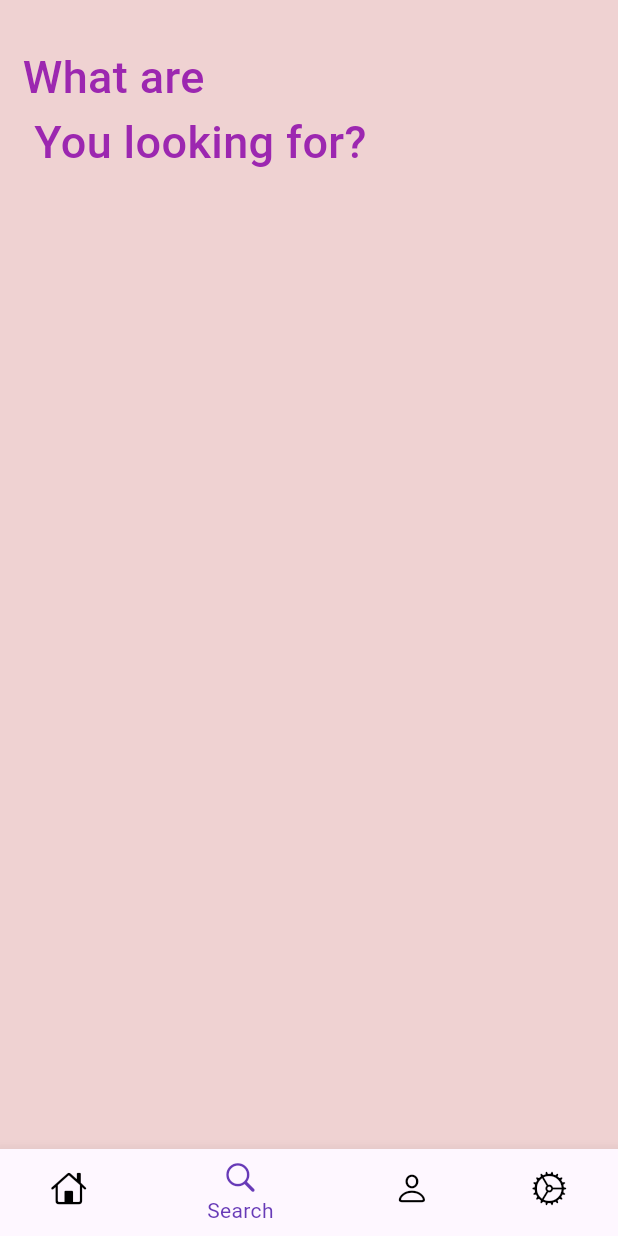
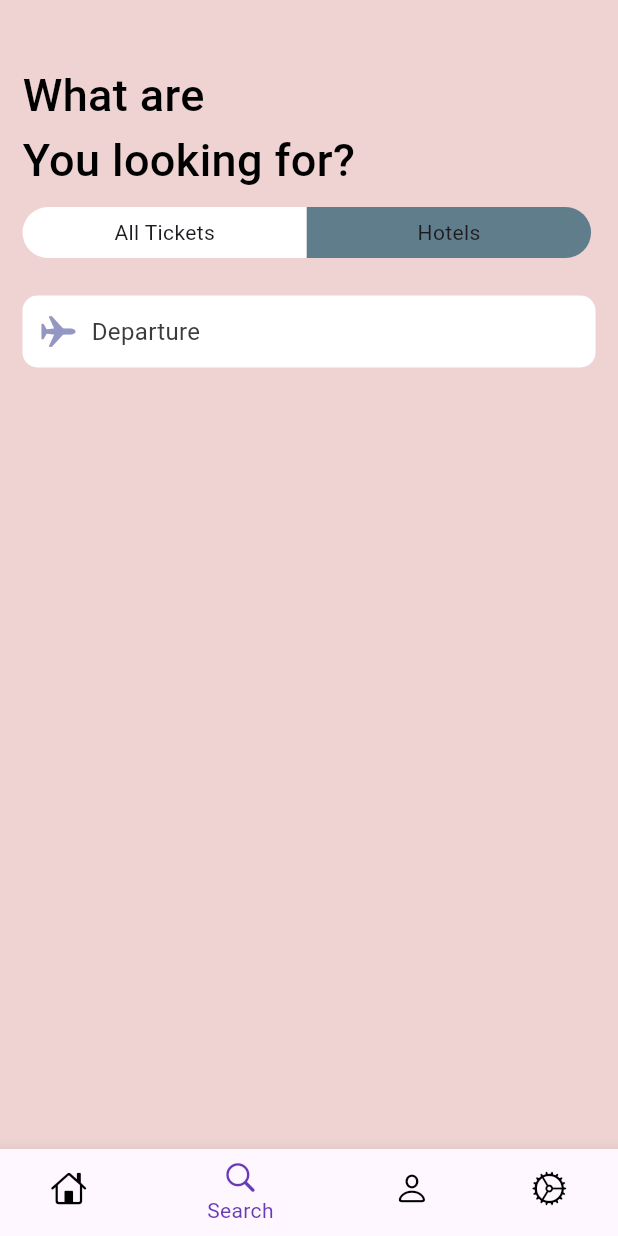
Before and after one commit to tarun1sisodia/Android-Studio-Flutter, a Flutter app: the screen it shows after launch, item 2 of the bottom bar chosen, on a phone screen of 412 x 824 dp. Run offline on Flutter 3.47's test engine with Material 3 defaults, Android fonts, the phone set to English and light mode, and no system bars.

Commit message:
App Realse At app-release

```diff
--- a/checkup2/lib/Screens/Widgets/app_ticket_tabs.dart
+++ b/checkup2/lib/Screens/Widgets/app_ticket_tabs.dart
@@ -1 +1,58 @@
-import 'package:flutter/cupertino.dart';
+import 'package:flutter/material.dart';
+
+class AppTicketTabs extends StatelessWidget {
+  const AppTicketTabs({super.key});
+
+  @override
+  Widget build(BuildContext context) {
+    final size = MediaQuery.of(context).size;
+    print("${size.width.floor()}");
+    print("${size.height.floor()}");
+    return Container(
+      decoration: BoxDecoration(borderRadius: BorderRadius.circular(40)),
+      child: const Row(
+        children: [
+          AppTabs(
+            Tabtxt: "All Tickets",
+            Tabborder: false,
+            Tabcolor: false,
+          ),
+          AppTabs(
+            Tabtxt: "Hotels",
+            Tabborder: true,
+            Tabcolor: true,
+          ),
+        ],
+      ),
+    );
+  }
+}
+
+class AppTabs extends StatelessWidget {
+  const AppTabs(
+      {super.key,
+      this.Tabtxt = "",
+      this.Tabborder = false,
+      this.Tabcolor = false});
+  final String Tabtxt;
+  final bool Tabborder;
+  final bool Tabcolor;
+
+  @override
+  Widget build(BuildContext context) {
+    //getting the size of screen
+    final size = MediaQuery.of(context).size;
+
+    //Returning
+    return Container(
+      width: size.width * .46,
+      padding: const EdgeInsets.symmetric(vertical: 7),
+      decoration: BoxDecoration(
+          color: Tabcolor == false ? Colors.white : Colors.blueGrey,
+          borderRadius: Tabborder == false
+              ? const BorderRadius.horizontal(left: Radius.circular(45))
+              : const BorderRadius.horizontal(right: Radius.circular(45))),
+      child: Center(child: Text(Tabtxt)),
+    );
+  }
+}
--- /dev/null
+++ b/checkup2/lib/Screens/Widgets/app_tickets_icons.dart
@@ -0,0 +1,24 @@
+import 'package:flutter/cupertino.dart';
+import 'package:flutter/material.dart';
+
+import '../../base/res/styles/app_styles.dart';
+
+class AppTicketsIcons extends StatelessWidget {
+  const AppTicketsIcons({super.key});
+
+  @override
+  Widget build(BuildContext context) {
+    return Container(
+      padding: const EdgeInsets.symmetric(horizontal: 12, vertical: 12),
+      decoration: BoxDecoration(
+          borderRadius: BorderRadius.circular(10), color: Colors.white),
+      child: Row(
+        children: [
+          const Icon(CupertinoIcons.airplane, color: Color(0xFF9496C3)),
+          SizedBox(width: 10),
+          Text("Departure", style: AppStyles.textStyle)
+        ],
+      ),
+    );
+  }
+}
--- a/checkup2/lib/Screens/home.dart
+++ b/checkup2/lib/Screens/home.dart
@@ -7,7 +7,6 @@ import 'package:flutter/material.dart';
 import 'package:checkup2/base/res/styles/app_styles.dart';
 
 import '../base/res/media.dart';
-import '../base/utils/hotels_json.dart';
 
 class home extends StatefulWidget {
   const home({super.key});
--- a/checkup2/lib/Screens/search.dart
+++ b/checkup2/lib/Screens/search.dart
@@ -1,5 +1,6 @@
+import 'package:checkup2/Screens/Widgets/app_ticket_tabs.dart';
+import 'package:checkup2/Screens/Widgets/app_tickets_icons.dart';
 import 'package:checkup2/base/res/styles/app_styles.dart';
-import 'package:flutter/cupertino.dart';
 import 'package:flutter/material.dart';
 
 class search extends StatefulWidget {
@@ -15,13 +16,24 @@ class _searchState extends State<search> {
     return Scaffold(
       backgroundColor: const Color(0xFFEFD2D2),
       body: ListView(
-        padding: const EdgeInsets.symmetric(horizontal: 15, vertical: 30),
+        padding: const EdgeInsets.symmetric(horizontal: 15, vertical: 22),
         children: [
+          const SizedBox(
+            height: 20,
+          ),
           Text(
-            "What are\n You looking for?",
+            "What are\nYou looking for?",
             style: AppStyles.textStyle2
-                .copyWith(color: Colors.purple, fontSize: 30),
-          )
+                .copyWith(color: Colors.black, fontSize: 30),
+          ),
+          const SizedBox(
+            height: 10,
+          ),
+          const AppTicketTabs(),
+          const SizedBox(
+            height: 25,
+          ),
+          const AppTicketsIcons()
         ],
       ),
     );
--- a/checkup2/lib/base/bottom_navigation_bar.dart
+++ b/checkup2/lib/base/bottom_navigation_bar.dart
@@ -4,7 +4,6 @@ import 'package:flutter/cupertino.dart';
 import '../Screens/home.dart';
 import '../Screens/profile.dart';
 import '../Screens/setting.dart';
-import '../Screens/menubook.dart';
 
 class navbar extends StatefulWidget {
   const navbar({super.key});
```
